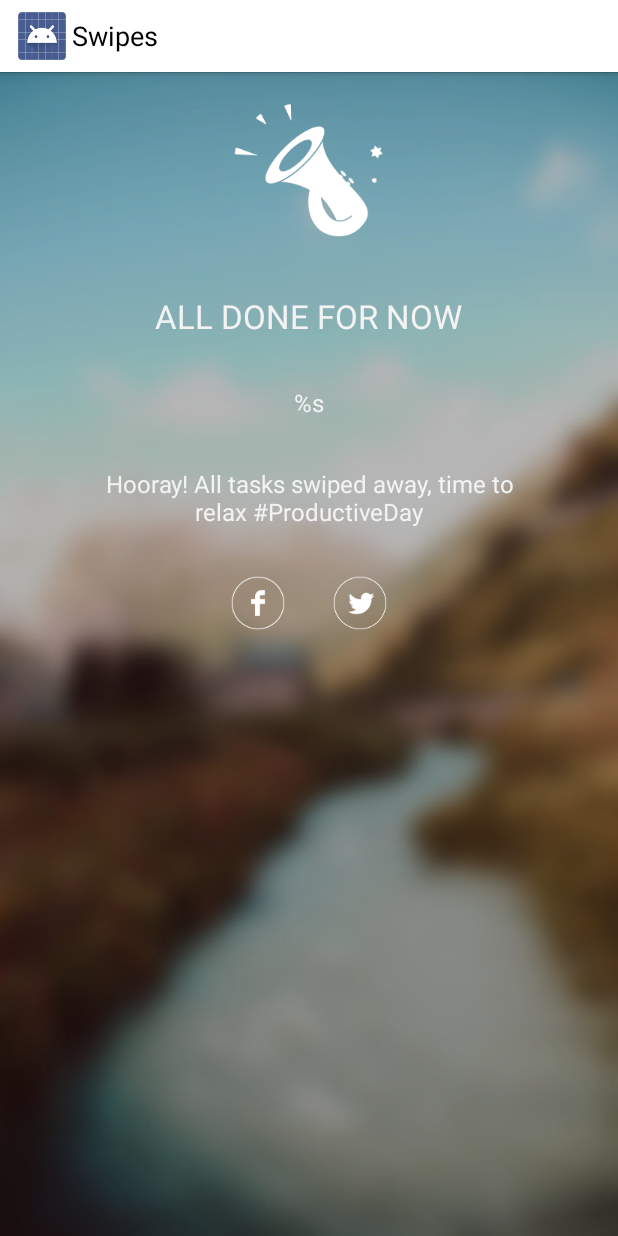
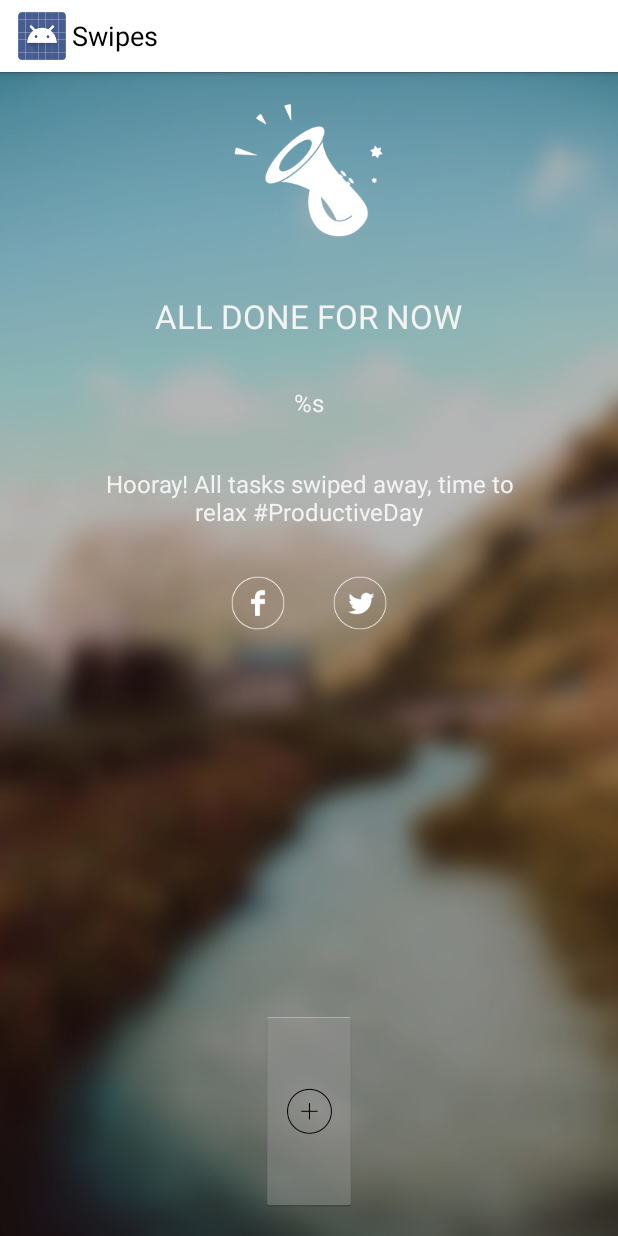
Before and after one commit to kasperpihl/swipes-android, an Android app: the layout tasks_focus_empty_view.xml on its own in the app's theme, with its tools: preview values and no code run, on a phone screen of 412 x 824 dp. Run offline under Robolectric (Android 15) with nearby library versions, the phone set to English and light mode, and no system bars.

Commit message:
Rounded plus ADD TASK button
Signed-off-by: Douglas Drumond <drumond.douglas@gmail.com>

```diff
--- a/Swipes/swipes/src/main/java/com/swipesapp/android/ui/fragments/FocusListFragment.java
+++ b/Swipes/swipes/src/main/java/com/swipesapp/android/ui/fragments/FocusListFragment.java
@@ -76,7 +76,7 @@ public class FocusListFragment extends ListFragment {
         ArrayList<String> mCheeseList = new ArrayList<String>();
         if (mCurrentSection == 1) {
             for (int i = 0; i < Cheeses.sCheeseStrings.length; ++i) {
-                mCheeseList.add(Cheeses.sCheeseStrings[i]);
+//                mCheeseList.add(Cheeses.sCheeseStrings[i]);
             }
         }
 
--- a/Swipes/swipes/src/main/res/layout/tasks_focus_empty_view.xml
+++ b/Swipes/swipes/src/main/res/layout/tasks_focus_empty_view.xml
@@ -1,7 +1,11 @@
 <?xml version="1.0" encoding="utf-8"?>
 
-<RelativeLayout xmlns:android="http://schemas.android.com/apk/res/android"
+<FrameLayout xmlns:android="http://schemas.android.com/apk/res/android"
              xmlns:tools="http://schemas.android.com/tools"
+             android:layout_width="match_parent"
+             android:layout_height="match_parent">
+
+    <RelativeLayout
         android:layout_width="match_parent"
         android:layout_height="match_parent"
         android:background="@drawable/default_background">
@@ -65,5 +69,16 @@
                 android:layout_height="@dimen/social_buttons_diameter"
                 android:layout_margin="@dimen/date_stamp_margin"
                 android:background="@drawable/twitter_rounded_button"/>
+
+
         </LinearLayout>
+
     </RelativeLayout>
+    <com.swipesapp.android.ui.view.SwipesButton
+        android:layout_gravity="bottom|center_horizontal"
+        android:layout_marginBottom="@dimen/activity_vertical_margin"
+        android:text="@string/round_add"
+        android:textSize="30sp"
+        android:layout_width="wrap_content"
+        android:layout_height="wrap_content"/>
+</FrameLayout>
--- a/Swipes/swipes/src/main/res/values/strings.xml
+++ b/Swipes/swipes/src/main/res/values/strings.xml
@@ -36,5 +36,6 @@
     <string name="weekend_day_start">Weekend day start</string>
     <string name="evening_start">Evening start</string>
     <string name="title_activity_about">AboutActivity</string>
+    <string name="round_add">&#xe62a;</string>
 
 </resources>
```
Also changed, not shown: Swipes/swipes/src/main/res/layout/fragment_focus_list.xml (+8 -0 lines). Lines whose indentation alone changed are shown as unchanged.
